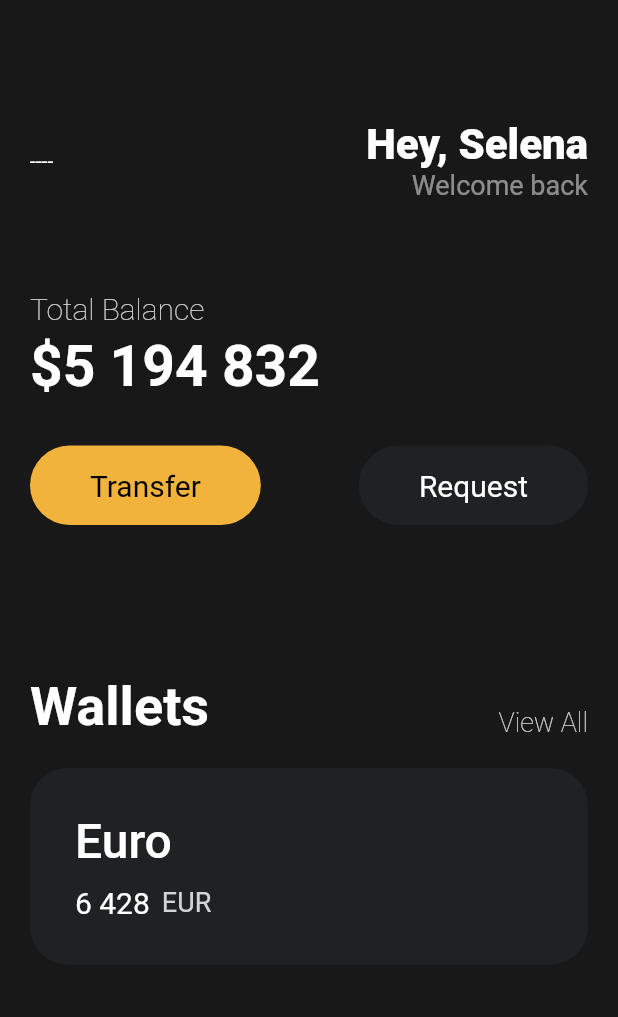
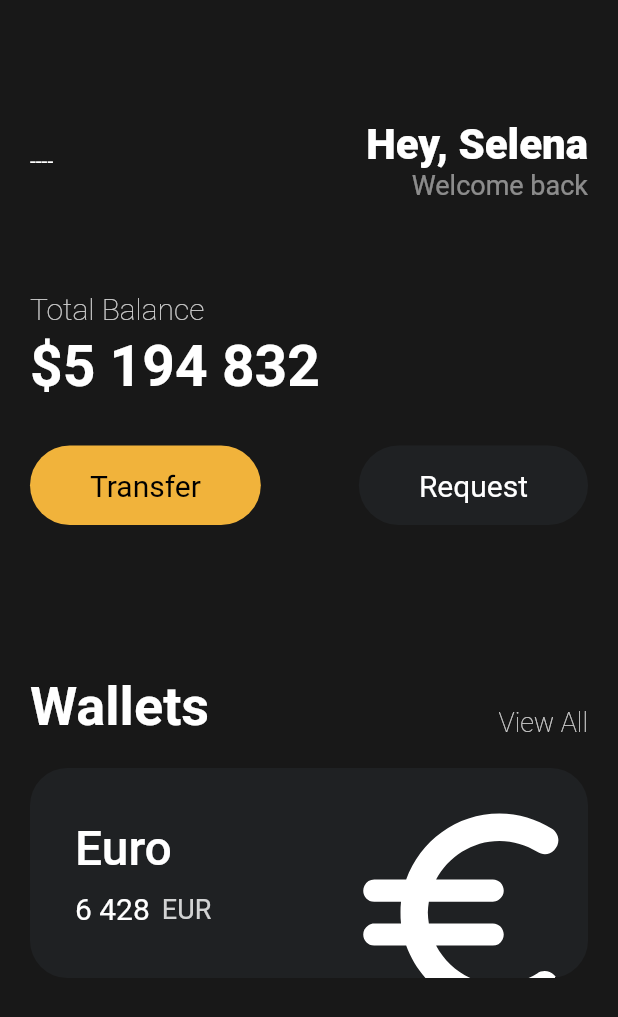
Before and after one commit to helious23/toonflix, a Flutter app: the screen it shows after launch, on a phone screen of 412 x 824 dp. Shown: the top 1017 px of the screen. Run offline on Flutter 3.47's test engine with Material 2 defaults, Android fonts, the phone set to English and light mode, and no system bars.

Commit message:
Icons and Transforms

```diff
--- a/lib/main.dart
+++ b/lib/main.dart
@@ -124,12 +124,14 @@ class App extends StatelessWidget {
                   height: 20,
                 ),
                 Container(
+                  clipBehavior: Clip.hardEdge,
                   decoration: BoxDecoration(
                       color: const Color(0xFF1F2123),
                       borderRadius: BorderRadius.circular(25)),
                   child: Padding(
                     padding: const EdgeInsets.all(30),
                     child: Row(
+                      mainAxisAlignment: MainAxisAlignment.spaceBetween,
                       children: [
                         Column(
                           crossAxisAlignment: CrossAxisAlignment.start,
@@ -167,6 +169,17 @@ class App extends StatelessWidget {
                               ],
                             )
                           ],
+                        ),
+                        Transform.scale(
+                          scale: 2.2,
+                          child: Transform.translate(
+                            offset: const Offset(-5, 12),
+                            child: const Icon(
+                              Icons.euro_rounded,
+                              color: Colors.white,
+                              size: 80,
+                            ),
+                          ),
                         )
                       ],
                     ),
```
